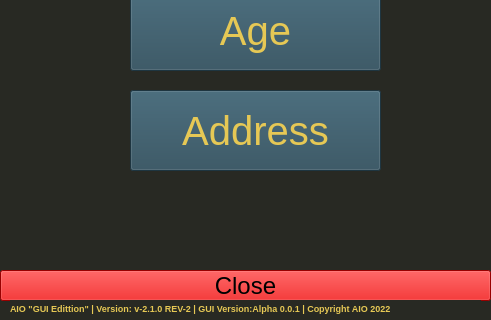
Before: the Qt Designer form AIO Gui/Personal Menu.ui in AIO-Software-tech/The-All-In-One-Project, drawn with Qt 5; both pictures show x 0 to 491 and y 210 to 530 of the 491 by 530 pixel window.
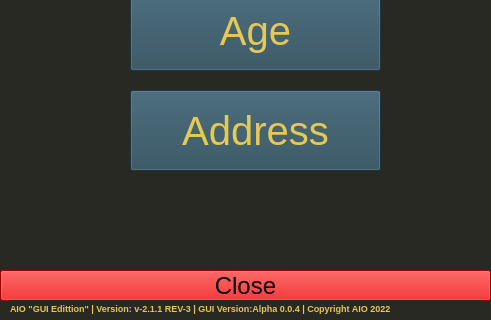
After: the same form once the commit is applied.

Commit message: AIO GUI v-0.0.4 Alpha Rev-2

```diff
--- a/AIO Gui/Personal Menu.ui
+++ b/AIO Gui/Personal Menu.ui
@@ -102,7 +102,7 @@
     <string notr="true">color: rgb(230, 200, 85);</string>
    </property>
    <property name="text">
-    <string>AIO &quot;GUI Edittion&quot; | Version: v-2.1.0 REV-2 | GUI Version:Alpha 0.0.1 | Copyright AIO 2022</string>
+    <string>AIO &quot;GUI Edittion&quot; | Version: v-2.1.1 REV-3 | GUI Version:Alpha 0.0.4 | Copyright AIO 2022</string>
    </property>
    <property name="wordWrap">
     <bool>true</bool>
```
The commit also changes 39 other files.
